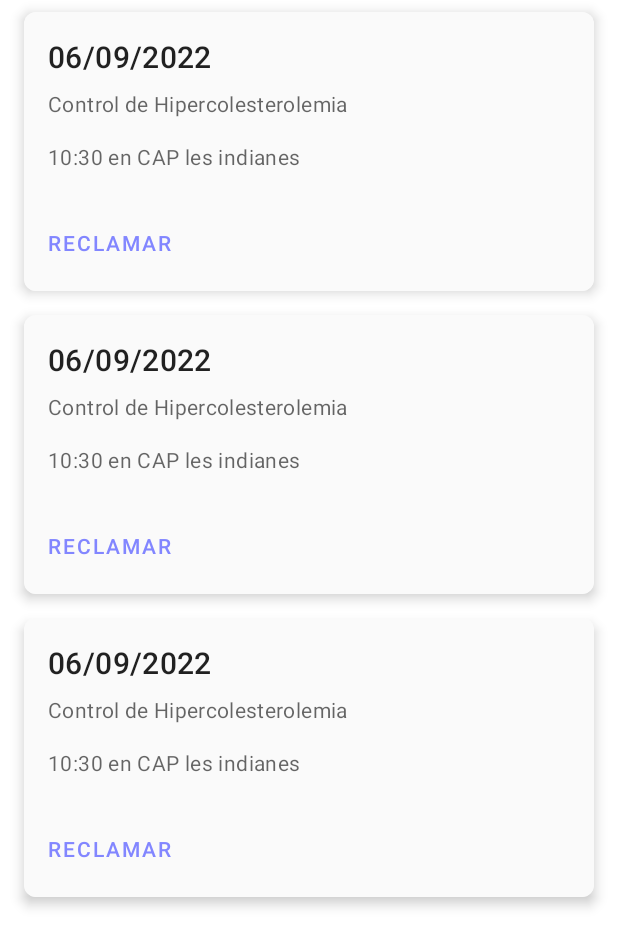
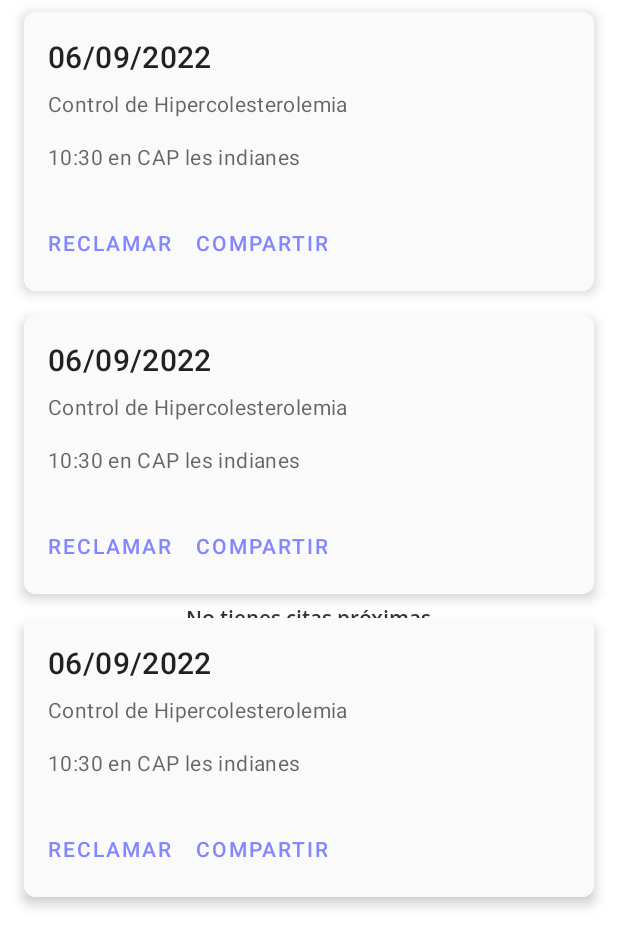
Before and after one commit to sergiovmdo/automatic-analytics-analyser, an Android app: the layout fragment_calendar.xml on its own in the app's theme, with its tools: preview values and no code run, on a phone screen of 412 x 824 dp. Shown: the top 947 px of the screen. Run offline under Robolectric (Android 15) with nearby library versions, the phone set to English and light mode, and no system bars; network calls fail.

Commit message:
Some addons

```diff
--- a/app/src/main/res/layout/calendar_item.xml
+++ b/app/src/main/res/layout/calendar_item.xml
@@ -75,6 +75,14 @@
                     android:layout_height="wrap_content"
                     android:text="Reclamar"
                     android:textColor="@color/secondary" />
+
+                <com.google.android.material.button.MaterialButton
+                    android:id="@+id/share_button"
+                    style="?attr/borderlessButtonStyle"
+                    android:layout_width="wrap_content"
+                    android:layout_height="wrap_content"
+                    android:text="Compartir"
+                    android:textColor="@color/secondary"/>
             </LinearLayout>
 
         </LinearLayout>
--- a/app/src/main/res/layout/fragment_analysis.xml
+++ b/app/src/main/res/layout/fragment_analysis.xml
@@ -18,7 +18,7 @@
         android:layout_height="match_parent">
 
         <TextView
-            android:id="@+id/contact_info"
+            android:id="@+id/no_data_text"
             android:layout_width="wrap_content"
             android:layout_height="wrap_content"
             android:fontFamily="@font/open_sans_semibold"
--- a/app/src/main/res/layout/fragment_calendar.xml
+++ b/app/src/main/res/layout/fragment_calendar.xml
@@ -16,6 +16,19 @@
     <androidx.constraintlayout.widget.ConstraintLayout
         android:layout_width="match_parent"
         android:layout_height="match_parent">
+
+        <TextView
+            android:id="@+id/no_data_text"
+            android:layout_width="wrap_content"
+            android:layout_height="wrap_content"
+            android:fontFamily="@font/open_sans_semibold"
+
+            android:text="No tienes citas próximas"
+            android:textColor="#333333"
+            app:layout_constraintBottom_toBottomOf="parent"
+            app:layout_constraintEnd_toEndOf="parent"
+            app:layout_constraintStart_toStartOf="parent"
+            app:layout_constraintTop_toTopOf="parent" />
 
         <androidx.swiperefreshlayout.widget.SwipeRefreshLayout
             android:id="@+id/refreshCalendar"
```
Also changed, not shown: app/src/main/java/com/example/automatic_analytics_analyser/view/fragments/AbstractFragment.kt (+11 -0 lines), app/src/main/java/com/example/automatic_analytics_analyser/view/fragments/analysis/AnalysisFragment.kt (+4 -11 lines), app/src/main/java/com/example/automatic_analytics_analyser/view/fragments/calendar/CalendarFragment.kt (+36 -6 lines), app/src/main/java/com/example/automatic_analytics_analyser/view/fragments/chat/ChatFragment.kt (+3 -7 lines), app/src/main/java/com/example/automatic_analytics_analyser/view/fragments/medication/MedicationFragment.kt (+46 -0 lines), app/src/main/res/layout/fragment_chat.xml (+13 -0 lines), app/src/main/res/values/strings.xml (+9 -0 lines).
